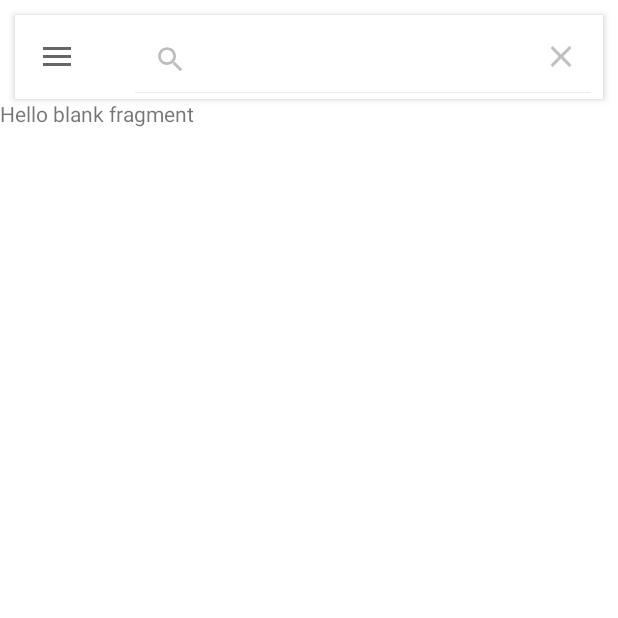
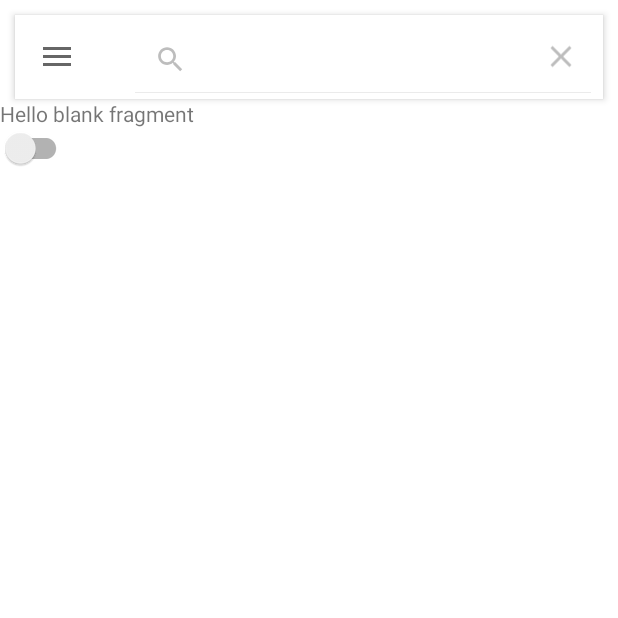
Before and after one commit to SaveliyZalogin/kvant2021, an Android app: the screen it shows after launch (MainActivity), in the side drawer, after a tap on "Настройки", on a phone screen of 412 x 824 dp, the top half of it. Run offline under Robolectric (Android 15) with nearby library versions, the phone set to English and light mode, and no system bars; our stand-ins replace Picasso; pictures from the network do not load.

Commit message:
new haha

```diff
--- a/app/src/main/java/com/arbonik/project/MainFragment.kt
+++ b/app/src/main/java/com/arbonik/project/MainFragment.kt
@@ -46,7 +46,7 @@ class MainFragment : Fragment() {
     }
     fun load_data(elems: Int) {
         val apiService = MemeApiService.create()
-        val results = apiService.search(elems, 30, "popular", "all", "ru")
+        val results = apiService.search(elems, 30, "newest", "all", "ru")
         val context = getContext() as Context
         results.enqueue(object : Callback<Data> {
             override fun onResponse(call: Call<Data>?, response: Response<Data>?) {
--- a/app/src/main/java/com/arbonik/project/SearchResultActiivity.kt
+++ b/app/src/main/java/com/arbonik/project/SearchResultActiivity.kt
@@ -46,7 +46,7 @@ class SearchResultActiivity : AppCompatActivity() {
     fun load_data(elems: Int) {
         val apiService = MemeApiService.create()
         val context = this
-        val results = apiService.search_with_query(elems, 30, search_query, "popular", "all", "ru")
+        val results = apiService.search_with_query(elems, 30, search_query, "newest", "all", "ru")
         results.enqueue(object : Callback<Data> {
             override fun onResponse(call: Call<Data>?, response: Response<Data>?) {
                 for (meme in response!!.body().memes) {
--- a/app/src/main/java/com/arbonik/project/SettingsFragment.kt
+++ b/app/src/main/java/com/arbonik/project/SettingsFragment.kt
@@ -5,53 +5,30 @@ import androidx.fragment.app.Fragment
 import android.view.LayoutInflater
 import android.view.View
 import android.view.ViewGroup
+import android.widget.CompoundButton
+import android.widget.RadioGroup
+import android.widget.Toast
+import androidx.appcompat.widget.SwitchCompat
 
-// TODO: Rename parameter arguments, choose names that match
-// the fragment initialization parameters, e.g. ARG_ITEM_NUMBER
+
 private const val ARG_PARAM1 = "param1"
 private const val ARG_PARAM2 = "param2"
 
-/**
- * A simple [Fragment] subclass.
- * Use the [SettingsFragment.newInstance] factory method to
- * create an instance of this fragment.
- */
 class SettingsFragment : Fragment() {
-    // TODO: Rename and change types of parameters
-    private var param1: String? = null
-    private var param2: String? = null
-
-    override fun onCreate(savedInstanceState: Bundle?) {
-        super.onCreate(savedInstanceState)
-        arguments?.let {
-            param1 = it.getString(ARG_PARAM1)
-            param2 = it.getString(ARG_PARAM2)
-        }
-    }
-
+    var mView: View? = null
+    var swith_theme: SwitchCompat? = null
     override fun onCreateView(inflater: LayoutInflater, container: ViewGroup?,
                               savedInstanceState: Bundle?): View? {
-        // Inflate the layout for this fragment
-        return inflater.inflate(R.layout.fragment_settings, container, false)
-    }
-
-    companion object {
-        /**
-         * Use this factory method to create a new instance of
-         * this fragment using the provided parameters.
-         *
-         * @param param1 Parameter 1.
-         * @param param2 Parameter 2.
-         * @return A new instance of fragment SettingsFragment.
-         */
-        // TODO: Rename and change types and number of parameters
-        @JvmStatic
-        fun newInstance(param1: String, param2: String) =
-                SettingsFragment().apply {
-                    arguments = Bundle().apply {
-                        putString(ARG_PARAM1, param1)
-                        putString(ARG_PARAM2, param2)
-                    }
+        mView = inflater.inflate(R.layout.fragment_settings, container, false)
+        swith_theme = mView?.findViewById(R.id.switch_theme)
+        swith_theme!!.setOnCheckedChangeListener(object : CompoundButton.OnCheckedChangeListener {
+            override fun onCheckedChanged(p0: CompoundButton?, p1: Boolean) {
+                if (p1) {
+                    context!!.setTheme(android.R.style.Theme_Black)
+                    Toast.makeText(context, "asd", Toast.LENGTH_SHORT).show()
                 }
+            }
+        })
+        return mView
     }
 }
--- a/app/src/main/res/layout/fragment_settings.xml
+++ b/app/src/main/res/layout/fragment_settings.xml
@@ -1,14 +1,19 @@
 <?xml version="1.0" encoding="utf-8"?>
-<FrameLayout xmlns:android="http://schemas.android.com/apk/res/android"
+<LinearLayout xmlns:android="http://schemas.android.com/apk/res/android"
     xmlns:tools="http://schemas.android.com/tools"
     android:layout_width="match_parent"
     android:layout_height="match_parent"
-    tools:context=".SettingsFragment">
+    tools:context=".SettingsFragment"
+    android:orientation="vertical">
 
     <!-- TODO: Update blank fragment layout -->
     <TextView
-        android:layout_width="match_parent"
-        android:layout_height="match_parent"
+        android:layout_width="wrap_content"
+        android:layout_height="wrap_content"
         android:text="@string/hello_blank_fragment" />
+    <androidx.appcompat.widget.SwitchCompat
+        android:id="@+id/switch_theme"
+        android:layout_width="wrap_content"
+        android:layout_height="wrap_content" />
 
-</FrameLayout>
+</LinearLayout>
--- a/app/src/main/res/values/themes.xml
+++ b/app/src/main/res/values/themes.xml
@@ -9,4 +9,7 @@
     <style name="AppTheme.Launcher" parent="AppTheme.NoActionBar">
         <item name="android:windowBackground">@drawable/pepe_layer</item>
     </style>
+    <style name="custom_theme">
+        <item name="background">@color/purple_700</item>
+    </style>
 </resources>
```
Also changed, not shown: app/src/main/java/com/arbonik/project/FavouriteFragment.kt (+6 -3 lines).
